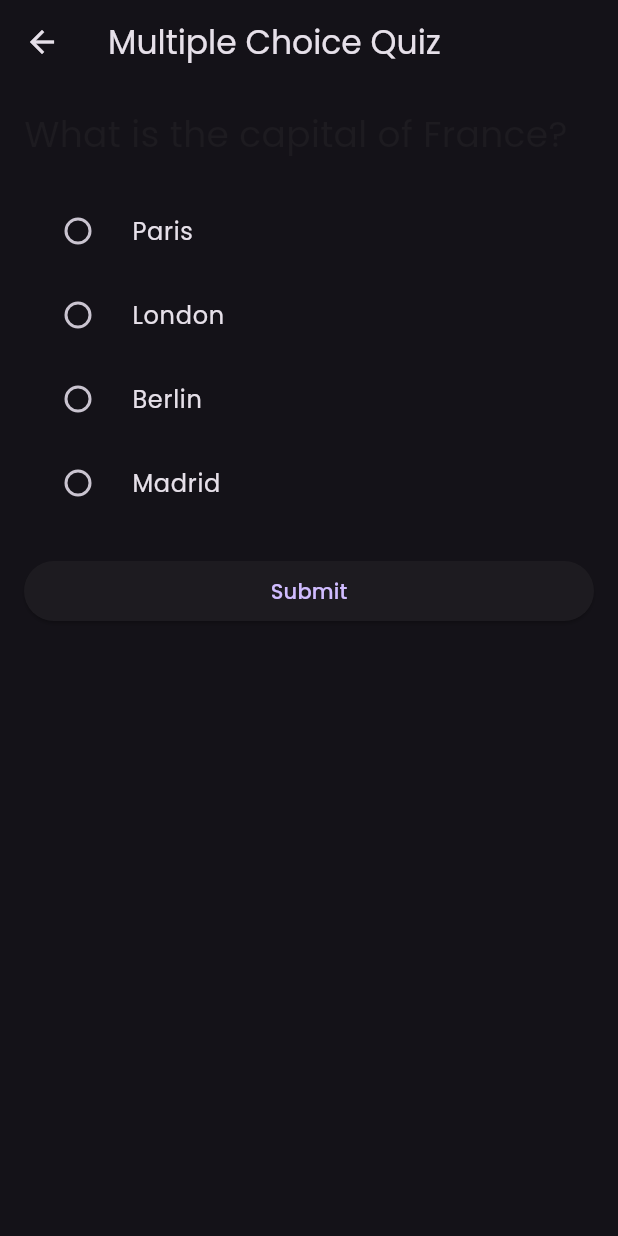
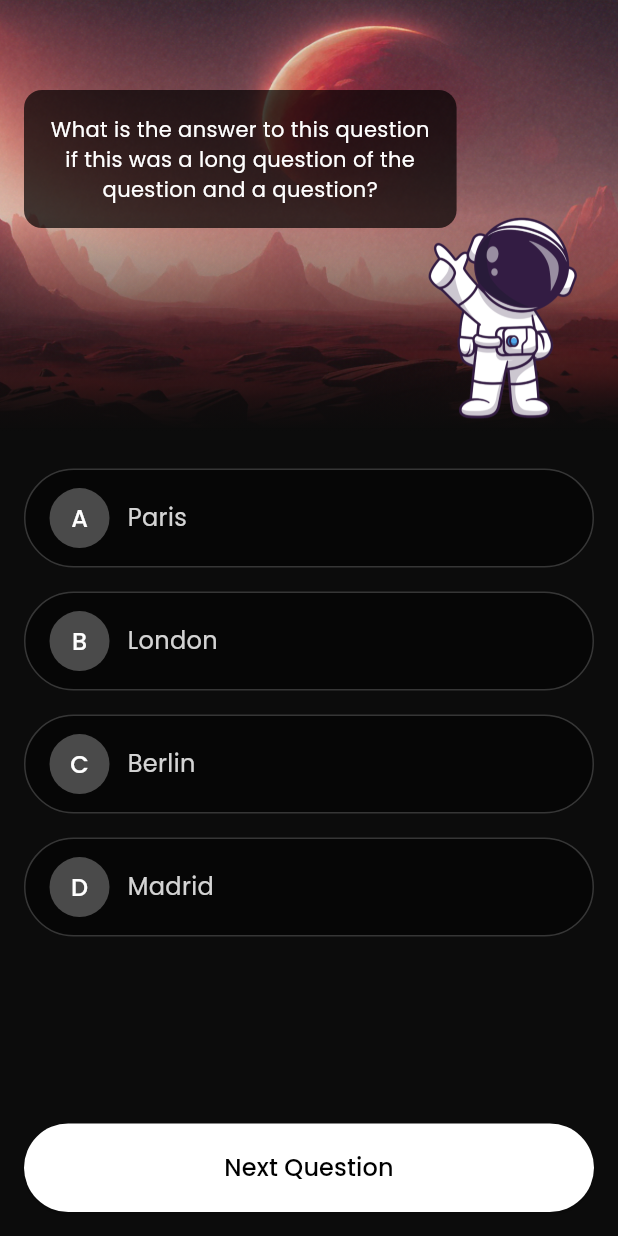
Before and after one commit to luisghdez/lumi_learn, a Flutter app: the MultipleChoiceScreen screen opened directly with sample values from the repository, on a phone screen of 412 x 824 dp. Run offline on Flutter 3.47's test engine with Material 3 defaults, Android fonts, the phone set to English and light mode, and no system bars; our stand-ins replace get, google_fonts.

Commit message:
multiple choice screen

```diff
--- a/lib/controllers/course_controller.dart
+++ b/lib/controllers/course_controller.dart
@@ -27,7 +27,8 @@ class CourseController extends GetxController {
     // TODO replace with real service call to these questions
     return [
       Question(
-        questionText: 'What is the capital of France?',
+        questionText:
+            'What is the answer to this question if this was a long question of the question and a question?',
         options: ['Paris', 'London', 'Berlin', 'Madrid'],
         lessonType: LessonType.multipleChoice,
       ),
--- a/lib/screens/courses/lessons/multiple_choice_screen.dart
+++ b/lib/screens/courses/lessons/multiple_choice_screen.dart
@@ -12,55 +12,205 @@ class MultipleChoiceScreen extends StatelessWidget {
   });
 
   void _submitAnswer(BuildContext context) {
-    print('Selected option: ${question.options[_selectedOption.value]}');
-    onSubmitAnswer();
+    if (_selectedOption.value != -1) {
+      print('Selected option: ${question.options[_selectedOption.value]}');
+      onSubmitAnswer();
+    } else {
+      ScaffoldMessenger.of(context).showSnackBar(
+        const SnackBar(
+          content: Text('Please select an option before submitting'),
+        ),
+      );
+    }
   }
 
   @override
   Widget build(BuildContext context) {
     return Scaffold(
-      appBar: AppBar(
-        title: Text('Multiple Choice Quiz'),
-      ),
-      body: Padding(
-        padding: const EdgeInsets.all(16.0),
+      backgroundColor: const Color.fromARGB(255, 12, 12, 12),
+      body: SafeArea(
+        top: false,
         child: Column(
-          crossAxisAlignment: CrossAxisAlignment.stretch,
           children: [
-            Text(
-              question.questionText,
-              style: TextStyle(fontSize: 24.0),
+            // Top section: background, gradient, question card, astronaut
+            Container(
+              height: MediaQuery.of(context).size.height * 0.35,
+              width: double.infinity,
+              child: Stack(
+                children: [
+                  // 1) Background image
+                  Positioned.fill(
+                    child: Image.asset(
+                      'assets/bg/red1bg.png',
+                      fit: BoxFit.cover,
+                    ),
+                  ),
+
+                  // 2) Gradient overlay
+                  Positioned.fill(
+                    child: Container(
+                      decoration: const BoxDecoration(
+                        gradient: LinearGradient(
+                          begin: Alignment.center,
+                          end: Alignment.bottomCenter,
+                          colors: [
+                            Colors.transparent,
+                            Color.fromARGB(255, 12, 12, 12),
+                          ],
+                        ),
+                      ),
+                    ),
+                  ),
+
+                  // 3) Question card, pinned to the left side
+                  Positioned(
+                    left: 16,
+                    top: 60, // Adjust as needed
+                    child: Container(
+                      width:
+                          MediaQuery.of(context).size.width * 0.70, // Optional
+                      child: _buildQuestionCard(),
+                    ),
+                  ),
+
+                  // 4) Astronaut image, bigger, at bottom right
+                  Positioned(
+                    bottom: 0,
+                    right: 16,
+                    child: Image.asset(
+                      'assets/astronaut/pointing.png',
+                      width: 120, // Make astronaut bigger
+                    ),
+                  ),
+                ],
+              ),
             ),
-            SizedBox(height: 20.0),
-            ValueListenableBuilder<int>(
-              valueListenable: _selectedOption,
-              builder: (context, selected, _) {
-                return Column(
-                  children: question.options.asMap().entries.map((entry) {
-                    int idx = entry.key;
-                    String text = entry.value;
-                    return RadioListTile(
-                      title: Text(text),
-                      value: idx,
-                      groupValue: selected,
-                      onChanged: (int? value) {
-                        if (value != null) {
-                          _selectedOption.value = value;
-                        }
-                      },
-                    );
-                  }).toList(),
-                );
-              },
-            ),
-            SizedBox(height: 20.0),
-            ElevatedButton(
-              onPressed: () => _submitAnswer(context),
-              child: Text('Submit'),
+
+            // Bottom section
+            Expanded(
+              child: Container(
+                padding: const EdgeInsets.symmetric(horizontal: 16.0),
+                child: Column(
+                  crossAxisAlignment: CrossAxisAlignment.stretch,
+                  children: [
+                    Expanded(child: _buildOptionsList()),
+                    _buildSubmitButton(context),
+                  ],
+                ),
+              ),
             ),
           ],
         ),
       ),
     );
   }
+
+  // Question card widget
+  Widget _buildQuestionCard() {
+    return Container(
+      padding: const EdgeInsets.all(16.0),
+      decoration: BoxDecoration(
+        color: Colors.black.withOpacity(0.7),
+        borderRadius: BorderRadius.circular(12),
+      ),
+      child: Text(
+        question.questionText,
+        style: const TextStyle(
+          color: Colors.white,
+          fontSize: 14.0,
+        ),
+        textAlign: TextAlign.center,
+      ),
+    );
+  }
+
+  // Options list
+  Widget _buildOptionsList() {
+    return ValueListenableBuilder<int>(
+      valueListenable: _selectedOption,
+      builder: (context, selected, _) {
+        return ListView.builder(
+          padding: const EdgeInsets.only(top: 16.0),
+          itemCount: question.options.length,
+          itemBuilder: (context, index) {
+            final optionText = question.options[index];
+            final isSelected = selected == index;
+            return GestureDetector(
+              onTap: () => _selectedOption.value = index,
+              child: Container(
+                margin: const EdgeInsets.symmetric(vertical: 8.0),
+                padding: const EdgeInsets.symmetric(
+                  horizontal: 16.0,
+                  vertical: 12.0,
+                ),
+                decoration: BoxDecoration(
+                  color: const Color.fromARGB(122, 0, 0, 0),
+                  borderRadius: BorderRadius.circular(36.0),
+                  border: isSelected
+                      ? Border.all(
+                          color: Colors.white,
+                          width: 1,
+                        )
+                      : Border.all(
+                          color: const Color.fromARGB(81, 158, 158, 158),
+                        ),
+                ),
+                child: Row(
+                  children: [
+                    CircleAvatar(
+                      backgroundColor:
+                          isSelected ? Colors.white : const Color(0xFF4A4A4A),
+                      child: Text(
+                        String.fromCharCode(65 + index), // A, B, C, ...
+                        style: TextStyle(
+                          color: isSelected ? Colors.black : Colors.white,
+                        ),
+                      ),
+                    ),
+                    const SizedBox(width: 12),
+                    Expanded(
+                      child: Text(
+                        optionText,
+                        style: const TextStyle(
+                          color: Color.fromARGB(221, 244, 244, 244),
+                          fontSize: 16.0,
+                        ),
+                      ),
+                    ),
+                  ],
+                ),
+              ),
+            );
+          },
+        );
+      },
+    );
+  }
+
+  // Submit button
+  Widget _buildSubmitButton(BuildContext context) {
+    return Padding(
+      padding: const EdgeInsets.symmetric(vertical: 16.0),
+      child: SizedBox(
+        width: double.infinity,
+        child: ElevatedButton(
+          onPressed: () => _submitAnswer(context),
+          style: ElevatedButton.styleFrom(
+            backgroundColor: Colors.white,
+            padding: const EdgeInsets.symmetric(vertical: 18),
+            shape: RoundedRectangleBorder(
+              borderRadius: BorderRadius.circular(30),
+            ),
+          ),
+          child: const Text(
+            'Next Question',
+            style: TextStyle(
+              color: Colors.black,
+              fontSize: 16,
+            ),
+          ),
+        ),
+      ),
+    );
+  }
 }
--- a/pubspec.yaml
+++ b/pubspec.yaml
@@ -69,6 +69,7 @@ flutter:
     - assets/planets/red1.png
     - assets/planets/ring1.png
     - assets/astronaut/
+    - assets/bg/
   #   - images/a_dot_burr.jpeg
   #   - images/a_dot_ham.jpeg
 
```
Also changed, not shown: assets/astronaut/pointing.png (added), assets/bg/red1bg.png (added), lib/controllers/lesson_controller.dart (deleted).
